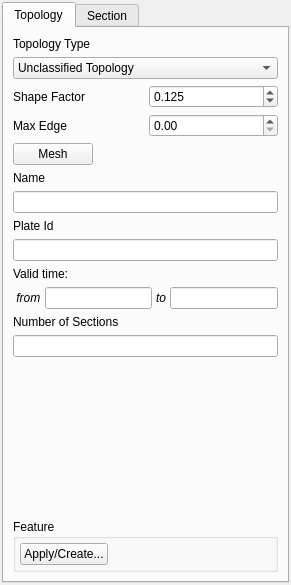
Above: src/qt-widgets/TopologyToolsWidgetUi.ui from GPlates/GPlates before the change. Below: the same form after it.
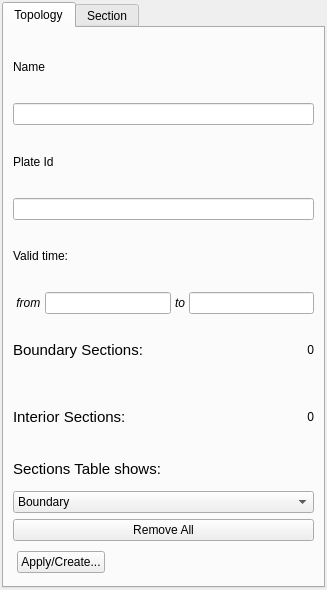
That is the form after the change. The open tabs and pages were chosen to show the change.

Commit message: (trunk) Replaced source:/gplates/trunk using source:/gplates/branches/topology-2010-nov-08@11626 incorporating log:/gplates/branches/topology-2010-nov-08@10558:11626 ([log:/gplates/trunk@11624-11626 one change on trunk] since last update from trunk. Changeset:11625 has been merged manually.).

```diff
--- a/src/qt-widgets/TopologyToolsWidgetUi.ui
+++ b/src/qt-widgets/TopologyToolsWidgetUi.ui
@@ -6,8 +6,8 @@
    <rect>
     <x>0</x>
     <y>0</y>
-    <width>291</width>
-    <height>585</height>
+    <width>327</width>
+    <height>590</height>
    </rect>
   </property>
   <property name="windowTitle">
@@ -29,123 +29,7 @@
       <attribute name="title">
        <string>Topology</string>
       </attribute>
-      <layout class="QVBoxLayout" name="verticalLayout">
-       <item>
-        <widget class="QLabel" name="label_topology_type">
-         <property name="text">
-          <string>Topology Type</string>
-         </property>
-        </widget>
-       </item>
-       <item>
-        <widget class="QComboBox" name="combobox_topology_type">
-         <item>
-          <property name="text">
-           <string>Unclassified Topology</string>
-          </property>
-         </item>
-         <item>
-          <property name="text">
-           <string>Closed Plate Polygon Boundary</string>
-          </property>
-         </item>
-         <item>
-          <property name="text">
-           <string>Slab Polygon Boundary</string>
-          </property>
-         </item>
-         <item>
-          <property name="text">
-           <string>Deforming Polygon Boundary</string>
-          </property>
-         </item>
-         <item>
-          <property name="text">
-           <string>Network Boundary</string>
-          </property>
-         </item>
-        </widget>
-       </item>
-       <item>
-        <layout class="QHBoxLayout" name="horizontalLayout">
-         <item>
-          <widget class="QLabel" name="label_shape">
-           <property name="text">
-            <string>Shape Factor</string>
-           </property>
-          </widget>
-         </item>
-         <item>
-          <widget class="QDoubleSpinBox" name="spinbox_shape_factor">
-           <property name="toolTip">
-            <string>&lt;!DOCTYPE HTML PUBLIC &quot;-//W3C//DTD HTML 4.0//EN&quot; &quot;http://www.w3.org/TR/REC-html40/strict.dtd&quot;&gt;
-&lt;html&gt;&lt;head&gt;&lt;meta name=&quot;qrichtext&quot; content=&quot;1&quot; /&gt;&lt;style type=&quot;text/css&quot;&gt;
-p, li { white-space: pre-wrap; }
-&lt;/style&gt;&lt;/head&gt;&lt;body style=&quot; font-family:'Sans Serif'; font-size:9pt; font-weight:400; font-style:normal;&quot;&gt;
-&lt;pre style=&quot; margin-top:12px; margin-bottom:12px; margin-left:0px; margin-right:0px; -qt-block-indent:0; text-indent:0px; font-family:'Courier New,courier';&quot;&gt;0.125 is the default shape bound. It corresponds to abound 20.6 &lt;a href=&quot;http://www.cgal.org/Manual/last/doc_html/cgal_manual/Polynomial_ref/Function_degree.html#Cross_link_anchor_181&quot;&gt;&lt;span style=&quot; text-decoration: underline; color:#0000ff;&quot;&gt;degree&lt;/span&gt;&lt;/a&gt;.&lt;/pre&gt;&lt;/body&gt;&lt;/html&gt;</string>
-           </property>
-           <property name="decimals">
-            <number>3</number>
-           </property>
-           <property name="maximum">
-            <double>0.200000000000000</double>
-           </property>
-           <property name="singleStep">
-            <double>0.100000000000000</double>
-           </property>
-           <property name="value">
-            <double>0.125000000000000</double>
-           </property>
-          </widget>
-         </item>
-        </layout>
-       </item>
-       <item>
-        <layout class="QHBoxLayout" name="horizontalLayout_2">
-         <item>
-          <widget class="QLabel" name="label_edge">
-           <property name="text">
-            <string>Max Edge</string>
-           </property>
-          </widget>
-         </item>
-         <item>
-          <widget class="QDoubleSpinBox" name="spinbox_max_edge">
-           <property name="toolTip">
-            <string>&lt;!DOCTYPE HTML PUBLIC &quot;-//W3C//DTD HTML 4.0//EN&quot; &quot;http://www.w3.org/TR/REC-html40/strict.dtd&quot;&gt;
-&lt;html&gt;&lt;head&gt;&lt;meta name=&quot;qrichtext&quot; content=&quot;1&quot; /&gt;&lt;style type=&quot;text/css&quot;&gt;
-p, li { white-space: pre-wrap; }
-&lt;/style&gt;&lt;/head&gt;&lt;body style=&quot; font-family:'Sans Serif'; font-size:9pt; font-weight:400; font-style:normal;&quot;&gt;
-&lt;p style=&quot; margin-top:12px; margin-bottom:12px; margin-left:0px; margin-right:0px; -qt-block-indent:0; text-indent:0px; font-family:'Courier New,courier';&quot;&gt;0.5 is the default upper bound on the length of the longest edge.&lt;/p&gt;&lt;/body&gt;&lt;/html&gt;</string>
-           </property>
-          </widget>
-         </item>
-        </layout>
-       </item>
-       <item>
-        <layout class="QHBoxLayout" name="horizontalLayout_5">
-         <item>
-          <widget class="QPushButton" name="button_mesh">
-           <property name="text">
-            <string>Mesh</string>
-           </property>
-          </widget>
-         </item>
-         <item>
-          <spacer name="horizontalSpacer_3">
-           <property name="orientation">
-            <enum>Qt::Horizontal</enum>
-           </property>
-           <property name="sizeHint" stdset="0">
-            <size>
-             <width>40</width>
-             <height>20</height>
-            </size>
-           </property>
-          </spacer>
-         </item>
-        </layout>
-       </item>
+      <layout class="QVBoxLayout">
        <item>
         <widget class="QLabel" name="label_name">
          <property name="text">
@@ -219,56 +103,101 @@
         </layout>
        </item>
        <item>
-        <widget class="QLabel" name="label_number_of_sections">
+        <layout class="QHBoxLayout" name="horizontalLayout">
+         <item>
+          <widget class="QLabel" name="label_number_of_sections">
+           <property name="font">
+            <font>
+             <pointsize>11</pointsize>
+            </font>
+           </property>
+           <property name="text">
+            <string>Boundary Sections:</string>
+           </property>
+          </widget>
+         </item>
+         <item>
+          <widget class="QLabel" name="label_num_sections_boundary">
+           <property name="text">
+            <string>0</string>
+           </property>
+           <property name="alignment">
+            <set>Qt::AlignRight|Qt::AlignTrailing|Qt::AlignVCenter</set>
+           </property>
+          </widget>
+         </item>
+        </layout>
+       </item>
+       <item>
+        <layout class="QHBoxLayout" name="horizontalLayout_2">
+         <item>
+          <widget class="QLabel" name="label_3">
+           <property name="font">
+            <font>
+             <pointsize>11</pointsize>
+            </font>
+           </property>
+           <property name="text">
+            <string>Interior Sections:</string>
+           </property>
+          </widget>
+         </item>
+         <item>
+          <widget class="QLabel" name="label_num_sections_interior">
+           <property name="text">
+            <string>0</string>
+           </property>
+           <property name="alignment">
+            <set>Qt::AlignRight|Qt::AlignTrailing|Qt::AlignVCenter</set>
+           </property>
+          </widget>
+         </item>
+        </layout>
+       </item>
+       <item>
+        <layout class="QVBoxLayout" name="verticalLayout">
+         <item>
+          <widget class="QLabel" name="label_4">
+           <property name="font">
+            <font>
+             <pointsize>11</pointsize>
+            </font>
+           </property>
+           <property name="text">
+            <string>Sections Table shows:</string>
+           </property>
+           <property name="scaledContents">
+            <bool>true</bool>
+           </property>
+          </widget>
+         </item>
+         <item>
+          <widget class="QComboBox" name="sections_combobox">
+           <property name="currentIndex">
+            <number>0</number>
+           </property>
+           <item>
+            <property name="text">
+             <string>Boundary</string>
+            </property>
+           </item>
+           <item>
+            <property name="text">
+             <string>Interior</string>
+            </property>
+           </item>
+          </widget>
+         </item>
+        </layout>
+       </item>
+       <item>
+        <widget class="QPushButton" name="button_remove_all_sections">
          <property name="text">
-          <string>Number of Sections</string>
+          <string>Remove All</string>
          </property>
         </widget>
        </item>
        <item>
-        <widget class="QLineEdit" name="lineedit_number_of_sections"/>
-       </item>
-       <item>
-        <layout class="QHBoxLayout" name="horizontalLayout_4">
-         <item>
-          <widget class="QWidget" name="action_button_box_placeholder_widget" native="true"/>
-         </item>
-         <item>
-          <spacer name="horizontalSpacer">
-           <property name="orientation">
-            <enum>Qt::Horizontal</enum>
-           </property>
-           <property name="sizeHint" stdset="0">
-            <size>
-             <width>40</width>
-             <height>20</height>
-            </size>
-           </property>
-          </spacer>
-         </item>
-        </layout>
-       </item>
-       <item>
-        <spacer name="verticalSpacer">
-         <property name="orientation">
-          <enum>Qt::Vertical</enum>
-         </property>
-         <property name="sizeHint" stdset="0">
-          <size>
-           <width>20</width>
-           <height>40</height>
-          </size>
-         </property>
-        </spacer>
-       </item>
-       <item>
-        <widget class="QGroupBox" name="groupBox">
-         <property name="title">
-          <string>Feature</string>
-         </property>
-         <property name="flat">
-          <bool>true</bool>
-         </property>
          <layout class="QVBoxLayout" name="verticalLayout_2">
           <property name="margin">
            <number>4</number>
@@ -298,7 +227,6 @@
            </layout>
           </item>
          </layout>
-        </widget>
        </item>
       </layout>
      </widget>
```
Left out of the diff: 15 changed lines with no effect on the pictures. The commit also changes 100 other files.
